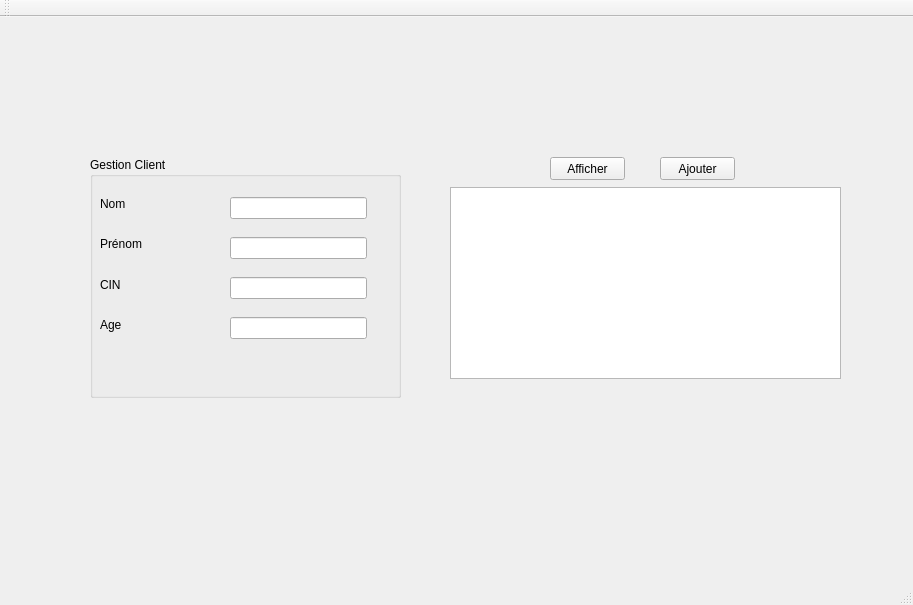
BMaaouia/Cesar, file mainwindow.ui: the form before one commit.
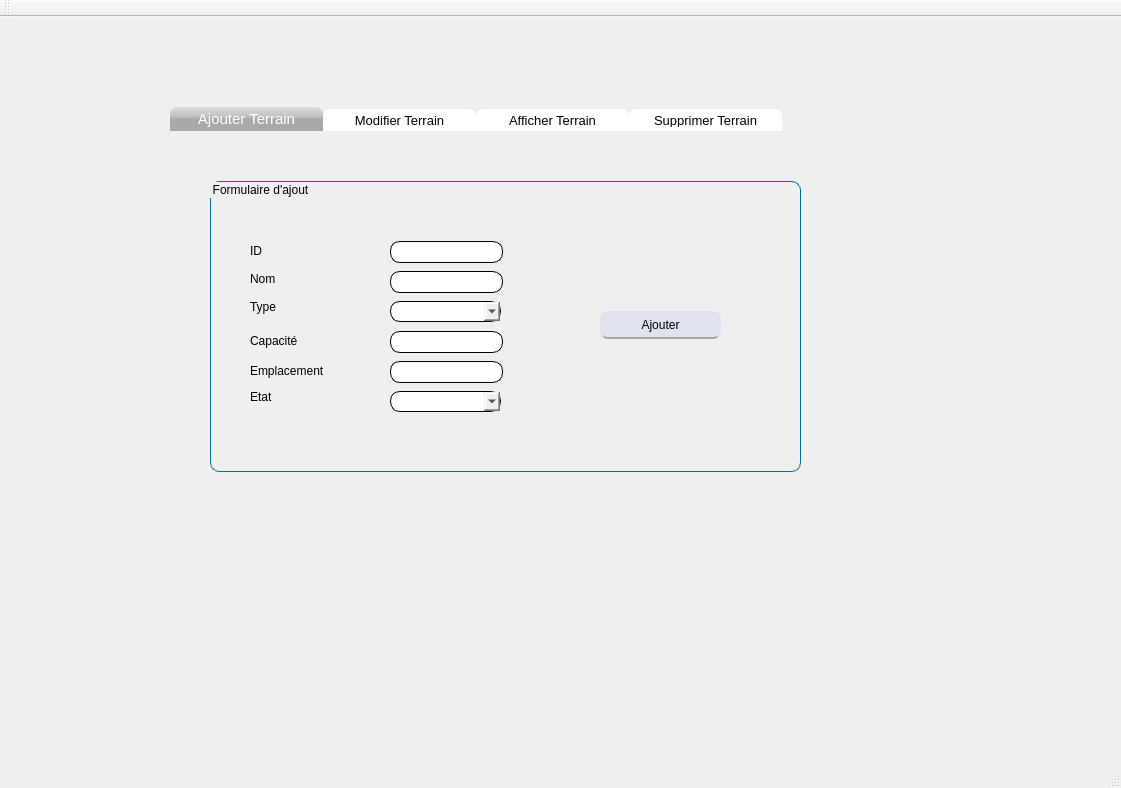
The form after the commit. The open tabs and pages were chosen to show the change.

What changed in the file:
```diff
--- a/mainwindow.ui
+++ b/mainwindow.ui
@@ -6,169 +6,920 @@
    <rect>
     <x>0</x>
     <y>0</y>
-    <width>913</width>
-    <height>605</height>
+    <width>1121</width>
+    <height>788</height>
    </rect>
   </property>
   <property name="windowTitle">
    <string>Gestion des Clients</string>
   </property>
   <widget class="QWidget" name="centralWidget">
-   <widget class="QTableWidget" name="tableWidget">
+   <widget class="QStackedWidget" name="stackedWidget">
     <property name="geometry">
      <rect>
-      <x>450</x>
-      <y>170</y>
-      <width>391</width>
-      <height>192</height>
+      <x>160</x>
+      <y>80</y>
+      <width>721</width>
+      <height>431</height>
      </rect>
     </property>
-   </widget>
-   <widget class="QPushButton" name="pushButton_3">
-    <property name="geometry">
-     <rect>
-      <x>660</x>
-      <y>140</y>
-      <width>75</width>
-      <height>23</height>
-     </rect>
+    <property name="currentIndex">
+     <number>0</number>
     </property>
-    <property name="text">
-     <string>Ajouter</string>
-    </property>
-   </widget>
-   <widget class="QGroupBox" name="groupBox">
-    <property name="geometry">
-     <rect>
-      <x>90</x>
-      <y>140</y>
-      <width>311</width>
-      <height>241</height>
-     </rect>
-    </property>
-    <property name="title">
-     <string>Gestion Client</string>
-    </property>
-    <widget class="QLabel" name="label_5">
-     <property name="geometry">
-      <rect>
-       <x>10</x>
-       <y>40</y>
-       <width>47</width>
-       <height>13</height>
-      </rect>
-     </property>
-     <property name="text">
-      <string>Nom</string>
-     </property>
+    <widget class="QWidget" name="page_15">
+     <widget class="QTabWidget" name="tabWidget_7">
+      <property name="geometry">
+       <rect>
+        <x>10</x>
+        <y>10</y>
+        <width>721</width>
+        <height>411</height>
+       </rect>
+      </property>
+      <property name="styleSheet">
+       <string notr="true">#QWidget {
+
+}
+QTabWidget::pane { /* The tab widget frame */
+border-top: 5px  ;
+}
+QTabWidget::tab-bar {
+left: 0px; /* move to the right by 5px */
+}
+/* Style the tab using the tab sub-control. Note that it reads QTabBar _not_ QTabWidget */
+QTabBar::tab {
+background: #FFFFFF;
+border: 2px  ;
+border-bottom-color: ; /* same as the pane color */
+border-top-left-radius: 7px;
+border-top-right-radius: 7px;
+min-width: 145px;
+padding: 4px;
+color: black;
+font-size:13px;
+font-family:Arial, Helvetica, sans-serif;
+}
+QTabBar::tab:selected, QTabBar::tab:hover {
+background: qlineargradient(x1: 0, y1: 0, x2: 0, y2: 1, stop: 0 #DCDCDC, stop: 0.4 #C0C0C0, stop: 0.5 #A9A9A9, stop: 1.0 #A9A9A9);
+}
+QTabBar::tab:selected {
+border-color: #9B9B9B;
+border-bottom-color: #FFD700; /* same as pane color */
+color: #FFFFFF;
+font-size:15px;
+font-family:Arial, Helvetica, sans-serif;
+}
+QTabBar::tab:!selected {
+margin-top: 2px; /* make non-selected tabs look smaller */
+
+}</string>
+      </property>
+      <property name="currentIndex">
+       <number>3</number>
+      </property>
+      <widget class="QWidget" name="tab_17">
+       <attribute name="title">
+        <string>Ajouter Terrain</string>
+       </attribute>
+       <widget class="QGroupBox" name="groupBox_13">
+        <property name="geometry">
+         <rect>
+          <x>40</x>
+          <y>50</y>
+          <width>591</width>
+          <height>291</height>
+         </rect>
+        </property>
+        <property name="styleSheet">
+         <string notr="true">QGroupBox {
+  border: 1px solid #007299;
+  border-radius: 9px;
+  margin-top: 0.5em;
+}</string>
+        </property>
+        <property name="title">
+         <string>Formulaire d'ajout</string>
+        </property>
+        <widget class="QLineEdit" name="lineEdit">
+         <property name="geometry">
+          <rect>
+           <x>180</x>
+           <y>60</y>
+           <width>113</width>
+           <height>22</height>
+          </rect>
+         </property>
+         <property name="styleSheet">
+          <string notr="true">QLineEdit
+{
+
+border-width: 1px;
+border-style: solid;
+border-color: black;
+  border-radius: 10px;
+padding:0 8;
+}</string>
+         </property>
+        </widget>
+        <widget class="QLineEdit" name="lineEdit_2">
+         <property name="geometry">
+          <rect>
+           <x>180</x>
+           <y>90</y>
+           <width>113</width>
+           <height>22</height>
+          </rect>
+         </property>
+         <property name="styleSheet">
+          <string notr="true">QLineEdit
+{
+
+border-width: 1px;
+border-style: solid;
+border-color: black;
+  border-radius: 10px;
+padding:0 8;
+}</string>
+         </property>
+        </widget>
+        <widget class="QLineEdit" name="lineEdit_5">
+         <property name="geometry">
+          <rect>
+           <x>180</x>
+           <y>150</y>
+           <width>113</width>
+           <height>22</height>
+          </rect>
+         </property>
+         <property name="styleSheet">
+          <string notr="true">QLineEdit
+{
+
+border-width: 1px;
+border-style: solid;
+border-color: black;
+  border-radius: 10px;
+padding:0 8;
+}</string>
+         </property>
+        </widget>
+        <widget class="QLineEdit" name="lineEdit_6">
+         <property name="geometry">
+          <rect>
+           <x>180</x>
+           <y>180</y>
+           <width>113</width>
+           <height>22</height>
+          </rect>
+         </property>
+         <property name="styleSheet">
+          <string notr="true">QLineEdit
+{
+
+border-width: 1px;
+border-style: solid;
+border-color: black;
+  border-radius: 10px;
+padding:0 8;
+}</string>
+         </property>
+        </widget>
+        <widget class="QLabel" name="label">
+         <property name="geometry">
+          <rect>
+           <x>40</x>
+           <y>60</y>
+           <width>51</width>
+           <height>20</height>
+          </rect>
+         </property>
+         <property name="styleSheet">
+          <string notr="true">font:75  10pt&quot;Segoe UI&quot;;</string>
+         </property>
+         <property name="text">
+          <string>ID</string>
+         </property>
+        </widget>
+        <widget class="QLabel" name="label_2">
+         <property name="geometry">
+          <rect>
+           <x>40</x>
+           <y>90</y>
+           <width>56</width>
+           <height>16</height>
+          </rect>
+         </property>
+         <property name="styleSheet">
+          <string notr="true">font: 75 12pt &quot;Segoe UI&quot;;</string>
+         </property>
+         <property name="text">
+          <string>Nom</string>
+         </property>
+        </widget>
+        <widget class="QLabel" name="label_3">
+         <property name="geometry">
+          <rect>
+           <x>40</x>
+           <y>110</y>
+           <width>81</width>
+           <height>31</height>
+          </rect>
+         </property>
+         <property name="styleSheet">
+          <string notr="true">font: 75 12pt &quot;Segoe UI&quot;;</string>
+         </property>
+         <property name="text">
+          <string>Type</string>
+         </property>
+        </widget>
+        <widget class="QLabel" name="label_4">
+         <property name="geometry">
+          <rect>
+           <x>40</x>
+           <y>150</y>
+           <width>81</width>
+           <height>20</height>
+          </rect>
+         </property>
+         <property name="styleSheet">
+          <string notr="true">font: 75 12pt &quot;Segoe UI&quot;;</string>
+         </property>
+         <property name="text">
+          <string>Capacité</string>
+         </property>
+        </widget>
+        <widget class="QLabel" name="label_6">
+         <property name="geometry">
+          <rect>
+           <x>40</x>
+           <y>180</y>
+           <width>121</width>
+           <height>20</height>
+          </rect>
+         </property>
+         <property name="styleSheet">
+          <string notr="true">font: 75 12pt &quot;Segoe UI&quot;;</string>
+         </property>
+         <property name="text">
+          <string>Emplacement</string>
+         </property>
+        </widget>
+        <widget class="QLabel" name="label_20">
+         <property name="geometry">
+          <rect>
+           <x>40</x>
+           <y>200</y>
+           <width>141</width>
+           <height>31</height>
+          </rect>
+         </property>
+         <property name="styleSheet">
+          <string notr="true">font: 75 12pt &quot;Segoe UI&quot;;</string>
+         </property>
+         <property name="text">
+          <string>Etat</string>
+         </property>
+        </widget>
+        <widget class="QComboBox" name="comboBox_9">
+         <property name="geometry">
+          <rect>
+           <x>180</x>
+           <y>120</y>
+           <width>111</width>
+           <height>21</height>
+          </rect>
+         </property>
+         <property name="styleSheet">
+          <string notr="true">
+QComboBox
+{
+
+ border-width: 1px;
+border-style: solid;
+border-color: black;
+  border-radius: 10px;
+padding:0 8;
+}</string>
+         </property>
+        </widget>
+        <widget class="QComboBox" name="comboBox_10">
+         <property name="geometry">
+          <rect>
+           <x>180</x>
+           <y>210</y>
+           <width>111</width>
+           <height>21</height>
+          </rect>
+         </property>
+         <property name="styleSheet">
+          <string notr="true">
+QComboBox
+{
+
+ border-width: 1px;
+border-style: solid;
+border-color: black;
+  border-radius: 10px;
+padding:0 8;
+}</string>
+         </property>
+        </widget>
+        <widget class="QPushButton" name="pushButton_23">
+         <property name="geometry">
+          <rect>
+           <x>390</x>
+           <y>130</y>
+           <width>121</width>
+           <height>28</height>
+          </rect>
+         </property>
+         <property name="styleSheet">
+          <string notr="true">QPushButton {
+background: #dfe3ee;
+border: 2px solid #dfe3ee;
+border-bottom-color: #aaa5a5; /* same as the pane color */
+border-top-left-radius: 7px;
+border-top-right-radius: 7px;
+min-width: 80px;
+border-radius: 8px;
+color: black;
+font-size:12px;
+font-family:Arial, Helvetica, sans-serif;
+
+
+}
+QPushButton:hover {
+color:#fff;
+background:#8b9dc3;
+border: none;
+
+}</string>
+         </property>
+         <property name="text">
+          <string>Ajouter</string>
+         </property>
+        </widget>
+       </widget>
+      </widget>
+      <widget class="QWidget" name="tab_18">
+       <attribute name="title">
+        <string>Modifier Terrain</string>
+       </attribute>
+       <widget class="QGroupBox" name="groupBox_14">
+        <property name="geometry">
+         <rect>
+          <x>60</x>
+          <y>50</y>
+          <width>561</width>
+          <height>291</height>
+         </rect>
+        </property>
+        <property name="styleSheet">
+         <string notr="true">QGroupBox {
+  border: 1px solid #007299;
+  border-radius: 9px;
+  margin-top: 0.5em;
+}</string>
+        </property>
+        <property name="title">
+         <string>Formulaire de modification</string>
+        </property>
+        <widget class="QLineEdit" name="lineEdit_3">
+         <property name="geometry">
+          <rect>
+           <x>180</x>
+           <y>60</y>
+           <width>113</width>
+           <height>22</height>
+          </rect>
+         </property>
+         <property name="styleSheet">
+          <string notr="true">QLineEdit
+{
+
+border-width: 1px;
+border-style: solid;
+border-color: black;
+  border-radius: 10px;
+padding:0 8;
+}</string>
+         </property>
+        </widget>
+        <widget class="QLineEdit" name="lineEdit_4">
+         <property name="geometry">
+          <rect>
+           <x>180</x>
+           <y>90</y>
+           <width>113</width>
+           <height>22</height>
+          </rect>
+         </property>
+         <property name="styleSheet">
+          <string notr="true">QLineEdit
+{
+
+border-width: 1px;
+border-style: solid;
+border-color: black;
+  border-radius: 10px;
+padding:0 8;
+}</string>
+         </property>
+        </widget>
+        <widget class="QLineEdit" name="lineEdit_7">
+         <property name="geometry">
+          <rect>
+           <x>180</x>
+           <y>150</y>
+           <width>113</width>
+           <height>22</height>
+          </rect>
+         </property>
+         <property name="styleSheet">
+          <string notr="true">QLineEdit
+{
+
+border-width: 1px;
+border-style: solid;
+border-color: black;
+  border-radius: 10px;
+padding:0 8;
+}</string>
+         </property>
+        </widget>
+        <widget class="QLineEdit" name="lineEdit_8">
+         <property name="geometry">
+          <rect>
+           <x>180</x>
+           <y>180</y>
+           <width>113</width>
+           <height>22</height>
+          </rect>
+         </property>
+         <property name="styleSheet">
+          <string notr="true">QLineEdit
+{
+
+border-width: 1px;
+border-style: solid;
+border-color: black;
+  border-radius: 10px;
+padding:0 8;
+}</string>
+         </property>
+        </widget>
+        <widget class="QLabel" name="label_21">
+         <property name="geometry">
+          <rect>
+           <x>40</x>
+           <y>60</y>
+           <width>51</width>
+           <height>20</height>
+          </rect>
+         </property>
+         <property name="styleSheet">
+          <string notr="true">font:75  10pt&quot;Segoe UI&quot;;</string>
+         </property>
+         <property name="text">
+          <string>ID</string>
+         </property>
+        </widget>
+        <widget class="QLabel" name="label_22">
+         <property name="geometry">
+          <rect>
+           <x>40</x>
+           <y>90</y>
+           <width>56</width>
+           <height>16</height>
+          </rect>
+         </property>
+         <property name="styleSheet">
+          <string notr="true">font: 75 12pt &quot;Segoe UI&quot;;</string>
+         </property>
+         <property name="text">
+          <string>Nom</string>
+         </property>
+        </widget>
+        <widget class="QLabel" name="label_23">
+         <property name="geometry">
+          <rect>
+           <x>40</x>
+           <y>110</y>
+           <width>81</width>
+           <height>31</height>
+          </rect>
+         </property>
+         <property name="styleSheet">
+          <string notr="true">font: 75 12pt &quot;Segoe UI&quot;;</string>
+         </property>
+         <property name="text">
+          <string>Type</string>
+         </property>
+        </widget>
+        <widget class="QLabel" name="label_24">
+         <property name="geometry">
+          <rect>
+           <x>40</x>
+           <y>150</y>
+           <width>81</width>
+           <height>20</height>
+          </rect>
+         </property>
+         <property name="styleSheet">
+          <string notr="true">font: 75 12pt &quot;Segoe UI&quot;;</string>
+         </property>
+         <property name="text">
+          <string>Capacité</string>
+         </property>
+        </widget>
+        <widget class="QLabel" name="label_57">
+         <property name="geometry">
+          <rect>
+           <x>40</x>
+           <y>180</y>
+           <width>121</width>
+           <height>20</height>
+          </rect>
+         </property>
+         <property name="styleSheet">
+          <string notr="true">font: 75 12pt &quot;Segoe UI&quot;;</string>
+         </property>
+         <property name="text">
+          <string>Emplacement</string>
+         </property>
+        </widget>
+        <widget class="QLabel" name="label_58">
+         <property name="geometry">
+          <rect>
+           <x>40</x>
+           <y>200</y>
+           <width>141</width>
+           <height>31</height>
+          </rect>
+         </property>
+         <property name="styleSheet">
+          <string notr="true">font: 75 12pt &quot;Segoe UI&quot;;</string>
+         </property>
+         <property name="text">
+          <string>Occupation</string>
+         </property>
+        </widget>
+        <widget class="QComboBox" name="comboBox_11">
+         <property name="geometry">
+          <rect>
+           <x>180</x>
+           <y>120</y>
+           <width>111</width>
+           <height>21</height>
+          </rect>
+         </property>
+         <property name="styleSheet">
+          <string notr="true">
+QComboBox
+{
+
+ border-width: 1px;
+border-style: solid;
+border-color: black;
+  border-radius: 10px;
+padding:0 8;
+}</string>
+         </property>
+        </widget>
+        <widget class="QComboBox" name="comboBox_12">
+         <property name="geometry">
+          <rect>
+           <x>180</x>
+           <y>210</y>
+           <width>111</width>
+           <height>21</height>
+          </rect>
+         </property>
+         <property name="styleSheet">
+          <string notr="true">
+QComboBox
+{
+
+ border-width: 1px;
+border-style: solid;
+border-color: black;
+  border-radius: 10px;
+padding:0 8;
+}</string>
+         </property>
+        </widget>
+        <widget class="QPushButton" name="pushButton_24">
+         <property name="geometry">
+          <rect>
+           <x>370</x>
+           <y>140</y>
+           <width>131</width>
+           <height>28</height>
+          </rect>
+         </property>
+         <property name="styleSheet">
+          <string notr="true">QPushButton {
+background: #dfe3ee;
+border: 2px solid #dfe3ee;
+border-bottom-color: #aaa5a5; /* same as the pane color */
+border-top-left-radius: 7px;
+border-top-right-radius: 7px;
+min-width: 80px;
+border-radius: 8px;
+color: black;
+font-size:12px;
+font-family:Arial, Helvetica, sans-serif;
+
+
+}
+QPushButton:hover {
+color:#fff;
+background:#8b9dc3;
+border: none;
+
+}</string>
+         </property>
+         <property name="text">
+          <string>Modifier</string>
+         </property>
+        </widget>
+       </widget>
+      </widget>
+      <widget class="QWidget" name="tab_19">
+       <attribute name="title">
+        <string>Afficher Terrain</string>
+       </attribute>
+       <widget class="QPushButton" name="pdfl_3">
+        <property name="geometry">
+         <rect>
+          <x>60</x>
+          <y>230</y>
+          <width>111</width>
+          <height>31</height>
+         </rect>
+        </property>
+        <property name="styleSheet">
+         <string notr="true">QPushButton {
+background: #dfe3ee;
+border: 2px solid #dfe3ee;
+border-bottom-color: #aaa5a5; /* same as the pane color */
+border-top-left-radius: 7px;
+border-top-right-radius: 7px;
+min-width: 80px;
+border-radius: 8px;
+color: black;
+font-size:12px;
+font-family:Arial, Helvetica, sans-serif;
+
+
+}
+QPushButton:hover {
+color:#fff;
+background:#8b9dc3;
+border: none;
+
+}
+</string>
+        </property>
+        <property name="text">
+         <string>Imprimer Etat</string>
+        </property>
+       </widget>
+       <widget class="QPushButton" name="pushButton_tri_5">
+        <property name="geometry">
+         <rect>
+          <x>60</x>
+          <y>190</y>
+          <width>111</width>
+          <height>31</height>
+         </rect>
+        </property>
+        <property name="styleSheet">
+         <string notr="true">QPushButton {
+background: #dfe3ee;
+border: 2px solid #dfe3ee;
+border-bottom-color: #aaa5a5; /* same as the pane color */
+border-top-left-radius: 7px;
+border-top-right-radius: 7px;
+min-width: 80px;
+border-radius: 8px;
+color: black;
+font-size:12px;
+font-family:Arial, Helvetica, sans-serif;
+
+
+}
+QPushButton:hover {
+color:#fff;
+background:#8b9dc3;
+border: none;
+
+}
+</string>
+        </property>
+        <property name="text">
+         <string>Trier</string>
+        </property>
+       </widget>
+       <widget class="QTableView" name="tableView_livreur_4">
+        <property name="geometry">
+         <rect>
+          <x>200</x>
+          <y>50</y>
+          <width>451</width>
+          <height>271</height>
+         </rect>
+        </property>
+        <property name="styleSheet">
+         <string notr="true">QTableView
+{
+
+border-width: 1px;
+border-style: solid;
+border-color: #007299;
+  border-radius: 10px;
+padding:0 5;
+}
+
+</string>
+        </property>
+       </widget>
+       <widget class="QPushButton" name="pushButton_tri_6">
+        <property name="geometry">
+         <rect>
+          <x>60</x>
+          <y>150</y>
+          <width>111</width>
+          <height>31</height>
+         </rect>
+        </property>
+        <property name="styleSheet">
+         <string notr="true">QPushButton {
+background: #dfe3ee;
+border: 2px solid #dfe3ee;
+border-bottom-color: #aaa5a5; /* same as the pane color */
+border-top-left-radius: 7px;
+border-top-right-radius: 7px;
+min-width: 80px;
+border-radius: 8px;
+color: black;
+font-size:12px;
+font-family:Arial, Helvetica, sans-serif;
+
+
+}
+QPushButton:hover {
+color:#fff;
+background:#8b9dc3;
+border: none;
+
+}
+</string>
+        </property>
+        <property name="text">
+         <string>Rechercher</string>
+        </property>
+       </widget>
+       <widget class="QPushButton" name="pushButton_tri_7">
+        <property name="geometry">
+         <rect>
+          <x>60</x>
+          <y>110</y>
+          <width>111</width>
+          <height>31</height>
+         </rect>
+        </property>
+        <property name="styleSheet">
+         <string notr="true">QPushButton {
+background: #dfe3ee;
+border: 2px solid #dfe3ee;
+border-bottom-color: #aaa5a5; /* same as the pane color */
+border-top-left-radius: 7px;
+border-top-right-radius: 7px;
+min-width: 80px;
+border-radius: 8px;
+color: black;
+font-size:12px;
+font-family:Arial, Helvetica, sans-serif;
+
+
+}
+QPushButton:hover {
+color:#fff;
+background:#8b9dc3;
+border: none;
+
+}
+</string>
+        </property>
+        <property name="text">
+         <string>Affecter Etat</string>
+        </property>
+       </widget>
+      </widget>
+      <widget class="QWidget" name="tab_20">
+       <attribute name="title">
+        <string>Supprimer Terrain</string>
+       </attribute>
+       <widget class="QPushButton" name="pushButton_S1_3">
+        <property name="geometry">
+         <rect>
+          <x>70</x>
+          <y>200</y>
+          <width>111</width>
+          <height>31</height>
+         </rect>
+        </property>
+        <property name="styleSheet">
+         <string notr="true">QPushButton {
+background: #dfe3ee;
+border: 2px solid #dfe3ee;
+border-bottom-color: #aaa5a5; /* same as the pane color */
+border-top-left-radius: 7px;
+border-top-right-radius: 7px;
+min-width: 80px;
+border-radius: 8px;
+color: black;
+font-size:12px;
+font-family:Arial, Helvetica, sans-serif;
+
+
+}
+QPushButton:hover {
+color:#fff;
+background:#8b9dc3;
+border: none;
+
+}
+</string>
+        </property>
+        <property name="text">
+         <string>Supprimer</string>
+        </property>
+       </widget>
+       <widget class="QTableView" name="tableView_livreur_5">
+        <property name="geometry">
+         <rect>
+          <x>220</x>
+          <y>60</y>
+          <width>451</width>
+          <height>271</height>
+         </rect>
+        </property>
+        <property name="styleSheet">
+         <string notr="true">QTableView
+{
+
+border-width: 1px;
+border-style: solid;
+border-color: #007299;
+  border-radius: 10px;
+padding:0 5;
+}
+
+</string>
+        </property>
+       </widget>
+       <widget class="QPushButton" name="pushButton_tri_8">
+        <property name="geometry">
+         <rect>
+          <x>70</x>
+          <y>160</y>
+          <width>111</width>
+          <height>31</height>
+         </rect>
+        </property>
+        <property name="styleSheet">
+         <string notr="true">QPushButton {
+background: #dfe3ee;
+border: 2px solid #dfe3ee;
+border-bottom-color: #aaa5a5; /* same as the pane color */
+border-top-left-radius: 7px;
+border-top-right-radius: 7px;
+min-width: 80px;
+border-radius: 8px;
+color: black;
+font-size:12px;
+font-family:Arial, Helvetica, sans-serif;
+
+
+}
+QPushButton:hover {
+color:#fff;
+background:#8b9dc3;
+border: none;
+
+}
+</string>
+        </property>
+        <property name="text">
+         <string>Rechercher</string>
+        </property>
+       </widget>
+      </widget>
+     </widget>
     </widget>
-    <widget class="QLabel" name="label_6">
-     <property name="geometry">
-      <rect>
-       <x>10</x>
-       <y>80</y>
-       <width>47</width>
-       <height>13</height>
-      </rect>
-     </property>
-     <property name="text">
-      <string>Prénom</string>
-     </property>
-    </widget>
-    <widget class="QLabel" name="label_7">
-     <property name="geometry">
-      <rect>
-       <x>10</x>
-       <y>160</y>
-       <width>41</width>
-       <height>16</height>
-      </rect>
-     </property>
-     <property name="text">
-      <string>Age</string>
-     </property>
-    </widget>
-    <widget class="QLineEdit" name="lineEdit_7">
-     <property name="geometry">
-      <rect>
-       <x>140</x>
-       <y>40</y>
-       <width>137</width>
-       <height>22</height>
-      </rect>
-     </property>
-     <property name="maxLength">
-      <number>15</number>
-     </property>
-    </widget>
-    <widget class="QLineEdit" name="lineEdit_8">
-     <property name="geometry">
-      <rect>
-       <x>140</x>
-       <y>80</y>
-       <width>137</width>
-       <height>22</height>
-      </rect>
-     </property>
-     <property name="maxLength">
-      <number>15</number>
-     </property>
-    </widget>
-    <widget class="QLineEdit" name="lineEdit_9">
-     <property name="geometry">
-      <rect>
-       <x>140</x>
-       <y>120</y>
-       <width>137</width>
-       <height>22</height>
-      </rect>
-     </property>
-     <property name="contextMenuPolicy">
-      <enum>Qt::DefaultContextMenu</enum>
-     </property>
-     <property name="maxLength">
-      <number>8</number>
-     </property>
-    </widget>
-    <widget class="QLineEdit" name="lineEdit_10">
-     <property name="geometry">
-      <rect>
-       <x>140</x>
-       <y>160</y>
-       <width>137</width>
-       <height>22</height>
-      </rect>
-     </property>
-     <property name="maxLength">
-      <number>2</number>
-     </property>
-    </widget>
-    <widget class="QLabel" name="label_8">
-     <property name="geometry">
-      <rect>
-       <x>10</x>
-       <y>120</y>
-       <width>41</width>
-       <height>16</height>
-      </rect>
-     </property>
-     <property name="text">
-      <string>CIN</string>
-     </property>
-    </widget>
-   </widget>
-   <widget class="QPushButton" name="pushButton_2">
-    <property name="geometry">
-     <rect>
-      <x>550</x>
-      <y>140</y>
-      <width>75</width>
-      <height>23</height>
-     </rect>
-    </property>
-    <property name="text">
-     <string>Afficher</string>
-    </property>
+    <widget class="QWidget" name="page_16"/>
    </widget>
   </widget>
   <widget class="QMenuBar" name="menuBar">
```
Left out of the diff: 2 changed lines with no effect on the pictures.
